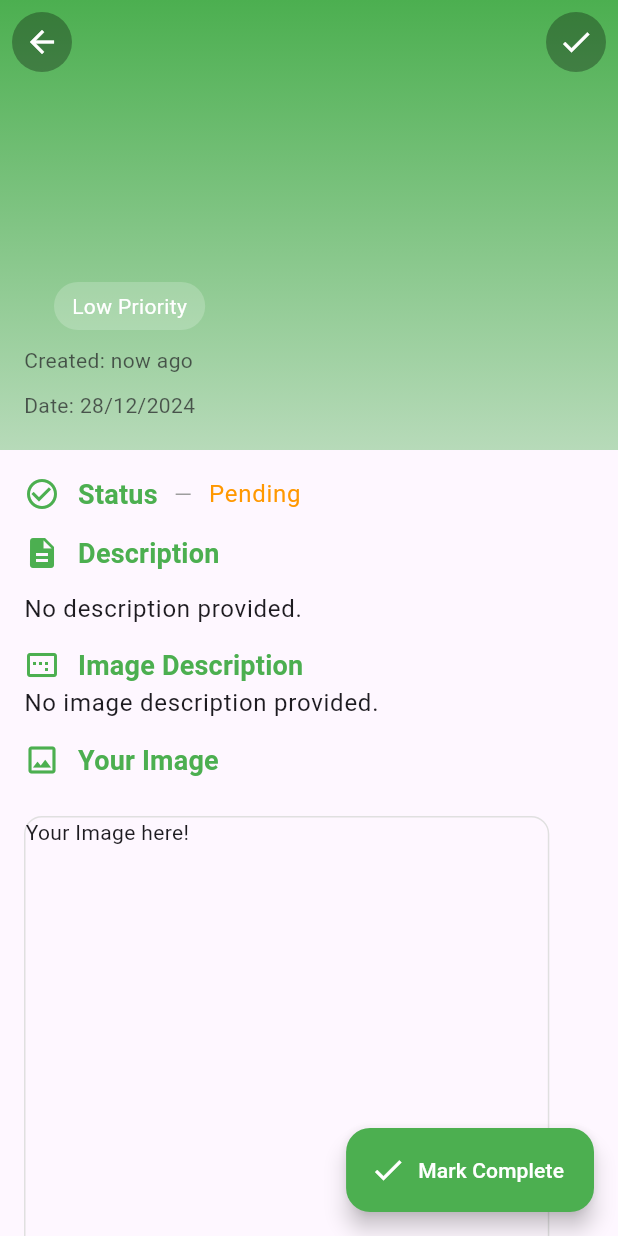
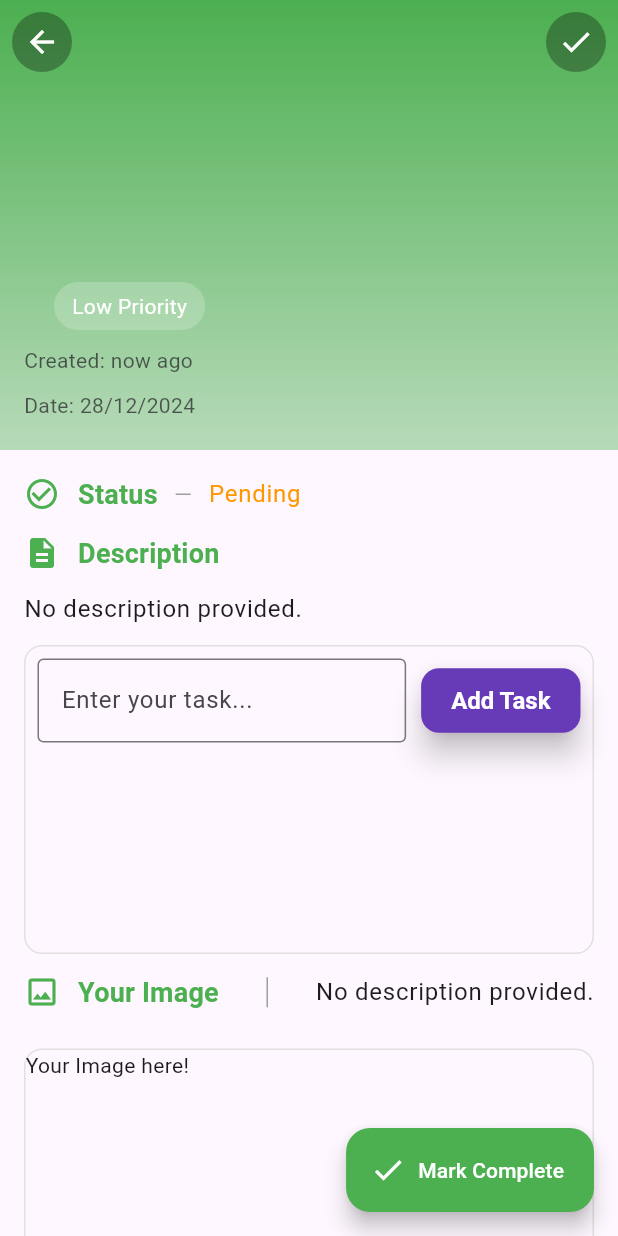
Before and after one commit to Julimorg/TODO---APP, a Flutter app: the TaskDetailsScreen screen opened directly with empty values, on a phone screen of 412 x 824 dp. Run offline on Flutter 3.47's test engine with Material 3 defaults, Android fonts, the phone set to English and light mode, and no system bars; our stand-ins replace flutter_animate, fluttertoast, hive, hive_flutter, image_picker, package_info_plus and 1 more; accounts and stored records are empty; Roboto replaces fonts that are missing (Montserrat).

Commit message:
Done add multi task in detail_screen

```diff
--- a/lib/main.dart
+++ b/lib/main.dart
@@ -1,6 +1,7 @@
 import 'package:flutter/material.dart';
 import 'package:hive_flutter/adapters.dart';
 import 'package:provider/provider.dart';
+import 'package:todo_internship/providers/multitask_provider.dart';
 import 'package:todo_internship/providers/theme_provider.dart';
 import 'package:todo_internship/providers/todo_provider.dart';
 import 'package:todo_internship/screens/splash_screen.dart';
@@ -13,6 +14,7 @@ Future<void> main() async {
   runApp(
     MultiProvider(
       providers: [
+        ChangeNotifierProvider(create: (_) => TaskProvider()),
         ChangeNotifierProvider(create: (context) => TodoProvider()),
         ChangeNotifierProvider(create: (context) => ThemeProvider()),
       ],
--- /dev/null
+++ b/lib/providers/multitask_provider.dart
@@ -0,0 +1,29 @@
+import 'package:flutter/material.dart';
+
+class Task {
+  String name;
+  bool isChecked;
+
+  Task({required this.name, this.isChecked = false});
+}
+
+class TaskProvider with ChangeNotifier {
+  List<Task> _tasks = [];
+
+  List<Task> get tasks => _tasks;
+
+  void addTask(String taskName) {
+    _tasks.add(Task(name: taskName));
+    notifyListeners();
+  }
+
+  void toggleTask(int index) {
+    _tasks[index].isChecked = !_tasks[index].isChecked;
+    notifyListeners();
+  }
+
+  void removeTask(int index) {
+    _tasks.removeAt(index);
+    notifyListeners();
+  }
+}
--- a/lib/screens/details_screen.dart
+++ b/lib/screens/details_screen.dart
@@ -1,6 +1,7 @@
 import 'package:flutter/material.dart';
 import 'package:intl/intl.dart';
 import 'package:provider/provider.dart';
+import 'package:todo_internship/providers/multitask_provider.dart';
 import 'package:todo_internship/widgets/todo_list_widget.dart';
 import '../models/todo_model.dart';
 import '../providers/todo_provider.dart';
@@ -34,6 +35,12 @@ class TaskDetailsScreen extends StatelessWidget {
 
   @override
   Widget build(BuildContext context) {
+    //? CHỖ NÀY BUILD THÊM 1 PROVIDER ĐỂ ADD MULTITASK (multitask_provider.dart)
+    //? NHƯNG KHÔNG CÓ ID CỤ THỂ CHO NÊN NOTE NÀO CŨNG BỊ TRÙNG MULTITASK
+    //TODO BE EDIT CHỖ NÀY
+    final taskProvider = Provider.of<TaskProvider>(context);
+    TextEditingController taskController = TextEditingController();
+
     final theme = Theme.of(context);
     String createdTime = TimeAgo.format(todo.createdAt);
     String setTime = todo.setDateTime != null
@@ -68,7 +75,10 @@ class TaskDetailsScreen extends StatelessWidget {
           ),
         ],
       ),
-      body: SingleChildScrollView(
+      body: Container(
+        // color: Colors.blueGrey,
+        // height: screenHeight * 1,
+        child: SingleChildScrollView(
           child: Column(
             crossAxisAlignment: CrossAxisAlignment.start,
             children: [
@@ -158,12 +168,9 @@ class TaskDetailsScreen extends StatelessWidget {
               ),
 
               //? Task Details Section
-            Padding(
+              Container(
                 padding: const EdgeInsets.all(16.0),
-              child: SingleChildScrollView(
-                child: Container(
-                  // color: Colors.blue,
-                  height: screenHeight * 0.8,
+                child: SizedBox(
                   child: Column(
                     crossAxisAlignment: CrossAxisAlignment.start,
                     children: [
@@ -209,25 +216,112 @@ class TaskDetailsScreen extends StatelessWidget {
                         style: Theme.of(context).textTheme.bodyLarge,
                       ),
                       const SizedBox(height: 12),
-                      //? Image Description
-                      _buildSectionHeader(context, "Image Description",
-                          Icons.image_aspect_ratio),
+                      //? Create checklist box
+                      Container(
+                        width: screenWidth,
+                        height: screenHeight * 0.25,
+                        decoration: BoxDecoration(
+                          borderRadius: BorderRadius.circular(12),
+                          border: Border.all(color: Colors.grey.shade300),
+                        ),
+                        child: Column(children: [
+                          //? Input field để thêm task
+                          Padding(
+                            padding: const EdgeInsets.all(8.0),
+                            child: Row(
+                              children: [
+                                Expanded(
+                                  child: TextField(
+                                    controller: taskController,
+                                    decoration: const InputDecoration(
+                                      labelText: "Enter your task...",
+                                      border: OutlineInputBorder(),
+                                    ),
+                                  ),
+                                ),
+                                const SizedBox(width: 10),
+                                ElevatedButton(
+                                  onPressed: () {
+                                    if (taskController.text.isNotEmpty) {
+                                      taskProvider.addTask(taskController.text);
+                                      taskController.clear();
+                                    }
+                                  },
+                                  child: const Text("Add Task"),
+                                ),
+                              ],
+                            ),
+                          ),
+                          //? List check box
+                          Container(
+                            // padding: EdgeInsets.zero,
+                            // color: Colors.blue,
+                            height: screenHeight * 0.15,
+                            child: ListView.builder(
+                              padding: EdgeInsets
+                                  .zero, // cho default padding không là bị lỗi layout
+
+                              physics: const BouncingScrollPhysics(),
+                              itemCount: taskProvider.tasks.length,
+                              itemBuilder: (context, index) {
+                                final task = taskProvider.tasks[index];
+                                return ListTile(
+                                  leading: Checkbox(
+                                    value: task.isChecked,
+                                    onChanged: (value) {
+                                      taskProvider.toggleTask(index);
+                                    },
+                                  ),
+                                  title: Text(
+                                    task.name,
+                                    //? Check Task
+                                    style: TextStyle(
+                                      decoration: task.isChecked
+                                          ? TextDecoration.lineThrough
+                                          : null,
+                                      color:
+                                          task.isChecked ? Colors.grey : null,
+                                    ),
+                                  ),
+                                  trailing: IconButton(
+                                    icon: const Icon(Icons.delete,
+                                        color: Colors.red),
+                                    onPressed: () {
+                                      taskProvider.removeTask(index);
+                                    },
+                                  ),
+                                );
+                              },
+                            ),
+                          ),
+                        ]),
+                      ),
+
+                      const SizedBox(height: 12),
+                      //? Image
+                      Row(
+                          mainAxisAlignment: MainAxisAlignment.spaceBetween,
+                          children: [
+                            _buildSectionHeader(
+                                context, "Your Image", Icons.image_outlined),
+                            Container(
+                              color: Colors.grey,
+                              width: 1,
+                              height: 20,
+                            ),
                             Text(
                               todo.imageDescription.isNotEmpty
                                   ? todo.imageDescription
-                            : "No image description provided.",
+                                  : "No description provided.",
                               style: Theme.of(context).textTheme.bodyLarge,
                             ),
-                      const SizedBox(height: 12),
-                      //? Image
-                      _buildSectionHeader(
-                          context, "Your Image", Icons.image_outlined),
+                          ]),
                       const SizedBox(height: 24),
                       //TODO DISPLAY IMAGE
                       Container(
                         // color: Colors.blue,
-                        width: screenWidth * 0.85,
-                        height: screenHeight * 0.4,
+                        width: screenWidth * 1,
+                        height: screenHeight * 0.3,
                         decoration: BoxDecoration(
                           borderRadius: BorderRadius.circular(12),
                           border: Border.all(color: Colors.grey.shade300),
@@ -239,8 +333,8 @@ class TaskDetailsScreen extends StatelessWidget {
                   ),
                 ),
               ),
+            ],
           ),
-          ],
         ),
       ),
       floatingActionButton: FloatingActionButton.extended(
```
Also changed, not shown: lib/models/todo_model.dart (+4 -5 lines), 8 other files. Lines whose indentation alone changed are shown as unchanged.
